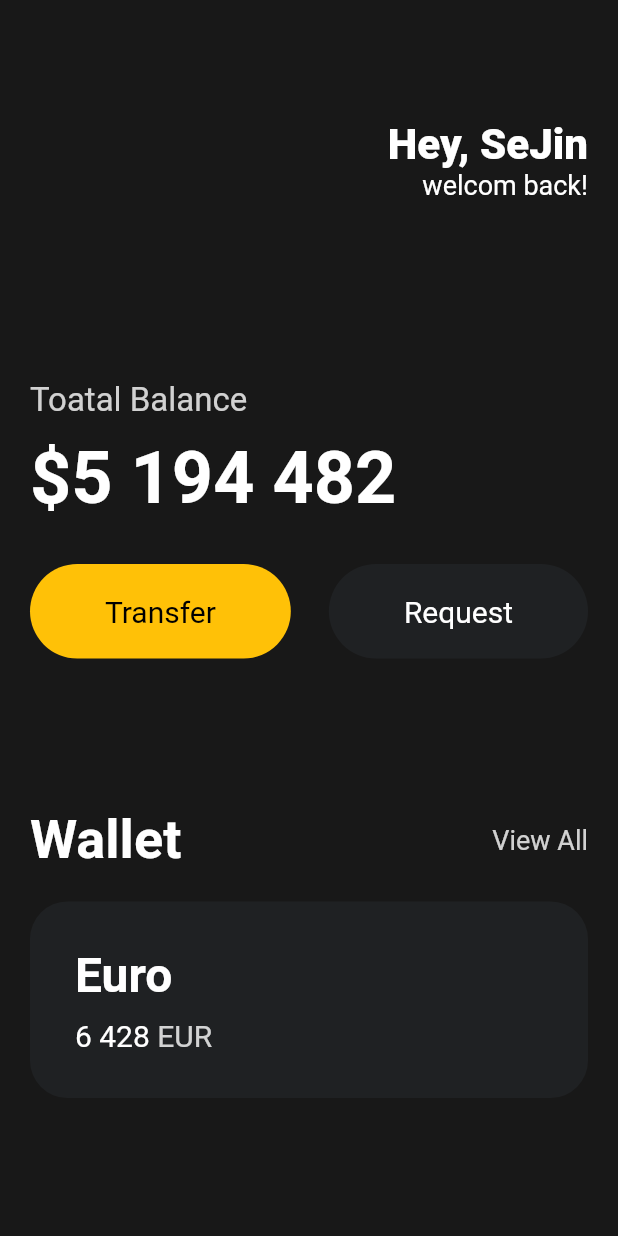
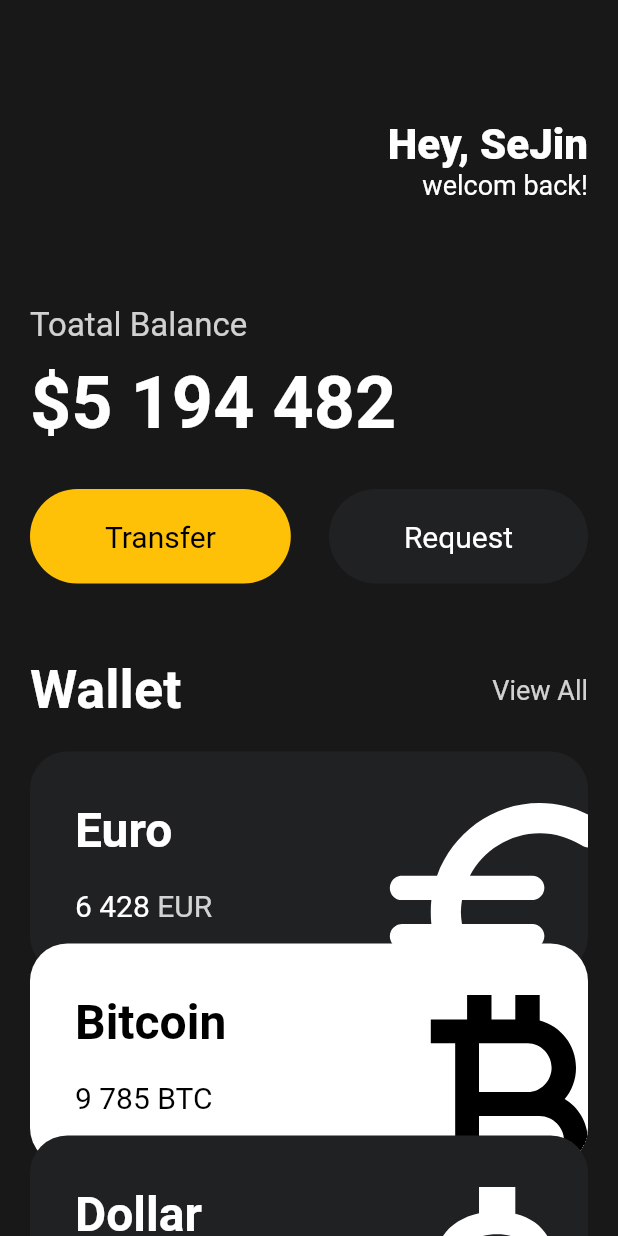
Before and after one commit to SeJin4019/Flutter_study, a Flutter app: the screen it shows after launch, on a phone screen of 412 x 824 dp. Run offline on Flutter 3.47's test engine with Material 2 defaults, Android fonts, the light colour scheme and no system bars.

Commit message:
UI 디자인 완성

```diff
--- /dev/null
+++ b/lib/currency_card.dart
@@ -0,0 +1,73 @@
+import 'package:flutter/cupertino.dart';
+import 'package:flutter/material.dart';
+
+class CurrencyCard extends StatelessWidget{
+  final String name, code, amount;
+  final IconData icon;
+  final bool isInverted;
+
+  const CurrencyCard({super.key, required this.name, required this.code, required this.amount, required this.icon, required this.isInverted});
+
+  @override
+  Widget build(BuildContext context) {
+    return Container(
+        clipBehavior: Clip.hardEdge, // 오버플로우가 되면 어떻게 할지를 정하는 흘러 넘치고 있는 아이콘 설정
+        decoration: BoxDecoration(
+          color: isInverted ? Colors.white : const Color(0xFF1F2123), // isInverted가 true이면 배경색을 흰색으로, false 일때는 지정색으로
+          borderRadius: BorderRadius.circular(25),
+        ),
+        padding: const EdgeInsets.all(30),
+        child: Row(
+          mainAxisAlignment: MainAxisAlignment.spaceBetween,
+          children: [
+            Column(
+              crossAxisAlignment: CrossAxisAlignment.start,
+              children: [
+                Text(
+                  name,
+                  style: TextStyle(
+                      color: isInverted ? Colors.black : Colors.white,
+                      fontSize: 32,
+                      fontWeight: FontWeight.w600),
+                ),
+                const SizedBox(
+                  height: 20,
+                ),
+                Row(
+                  children: [
+                    Text(
+                      amount,
+                      style: TextStyle(
+                          color: isInverted ? Colors.black : Colors.white, fontSize: 20),
+                    ),
+                    const SizedBox(
+                      width: 5,
+                    ),
+                    Text(
+                      code,
+                      style: TextStyle(
+                          color: isInverted ? Colors.black : Colors.white.withOpacity(0.8),
+                          fontSize: 20),
+                    ),
+                  ],
+                ),
+              ],
+            ),
+            Transform.scale(
+              // 마냥 크기만 키우면 위젯 전체가 같이 커짐 아이콘 크기를 변경
+                scale: 2.2, // 부모에 영향 없이 크기를 바꿀 수 있음
+                child: Transform.translate(
+                  // 아이콘 위치를 변경
+                  offset: const Offset(8, 15),
+                  child: Icon(
+                    icon,
+                    color: isInverted ? Colors.black : Colors.white,
+                    size: 88,
+                  ),
+                ))
+          ],
+        )
+    );
+  }
+
+}
--- a/lib/main.dart
+++ b/lib/main.dart
@@ -1,4 +1,5 @@
 import 'package:flutter/material.dart';
+import 'package:nomad_flutter/currency_card.dart';
 
 import 'button.dart';
 
@@ -16,7 +17,8 @@ class App extends StatelessWidget {
       // root 앱이라서 MaterialApp(구글,안드로이드)을 사용할지, CupertinoApp(ios) 선택
       home: Scaffold(
         backgroundColor: const Color(0xFF181818), // 임의 지정 색 정할 때 (Color(0xFF"")
-        body: Padding(
+        body: SingleChildScrollView( // 넘치는거에 대한 문제
+          child: Padding(
             padding: const EdgeInsets.symmetric(horizontal: 20),
             // all() 전체적으로 margin, only(right,left) 상하좌우 중 한 가지를 구체적으로 정할 수 있는, symmetric horizontal(row), verticl(column)
             child: Column(
@@ -47,7 +49,7 @@ class App extends StatelessWidget {
                   ],
                 ),
                 const SizedBox(
-                  height: 120,
+                  height: 70,
                 ),
                 Text(
                   'Toatal Balance',
@@ -74,6 +76,7 @@ class App extends StatelessWidget {
                   mainAxisAlignment: MainAxisAlignment.spaceBetween,
                   children: const [
                     Button(
+                      // dart 클래스 이용해서 위젯 적용
                       text: 'Transfer',
                       bgColor: Colors.amber,
                       textColor: Colors.black,
@@ -86,7 +89,7 @@ class App extends StatelessWidget {
                   ],
                 ),
                 const SizedBox(
-                  height: 100,
+                  height: 50,
                 ),
                 Row(
                   mainAxisAlignment: MainAxisAlignment.spaceBetween,
@@ -111,54 +114,37 @@ class App extends StatelessWidget {
                 const SizedBox(
                   height: 20,
                 ),
-                Container(
-                    decoration: BoxDecoration(
-                      color: Color(0xFF1F2123),
-                      borderRadius: BorderRadius.circular(25),
-                    ),
-                    padding: const EdgeInsets.all(30),
-                    child: Row(
-                      children: [
-                        Column(
-                          crossAxisAlignment: CrossAxisAlignment.start,
-                          children: [
-                            const Text(
-                              "Euro",
-                              style: TextStyle(
-                                  color: Colors.white,
-                                  fontSize: 32,
-                                  fontWeight: FontWeight.w600),
-                            ),
-                            const SizedBox(
-                              height: 10,
-                            ),
-                            Row(
-                              children: [
-                                const Text(
-                                  '6 428',
-                                  style: TextStyle(
-                                      color: Colors.white, fontSize: 20),
-                                ),
+                const CurrencyCard(
+                  name: 'Euro',
+                  code: 'EUR',
+                  amount: '6 428',
+                  icon: Icons.euro_rounded,
+                  isInverted: false, // 색이 없음
+                ),
+                Transform.translate(
+                offset: Offset(0, -20),
+                  child: const CurrencyCard(
+                  name: 'Bitcoin',
+                  code: 'BTC',
+                  amount: '9 785',
+                  icon: Icons.currency_bitcoin,
+                  isInverted: true, // 배경색을 흰색으로 변경해야함
+                  ),
+                ),
+                Transform.translate(offset: Offset (0,-40),
+                  child: const CurrencyCard(
+                  name: 'Dollar',
+                  code: 'USD',
+                  amount: '428',
+                  icon: Icons.attach_money_outlined,
+                  isInverted: false, // 색이 없음
+                ),
+          ),
 
-                                const SizedBox(
-                                  width: 5,
-                                ),
-
-                                Text(
-                                  "EUR",
-                                  style: TextStyle(
-                                      color: Colors.white.withOpacity(0.8),
-                                      fontSize: 20),
-                                ),
-                              ],
-                            ),
-                          ],
-                        ),
-                      ],
-                    )),
               ],
             )),
       ),
+    )
     );
   }
 }
```
